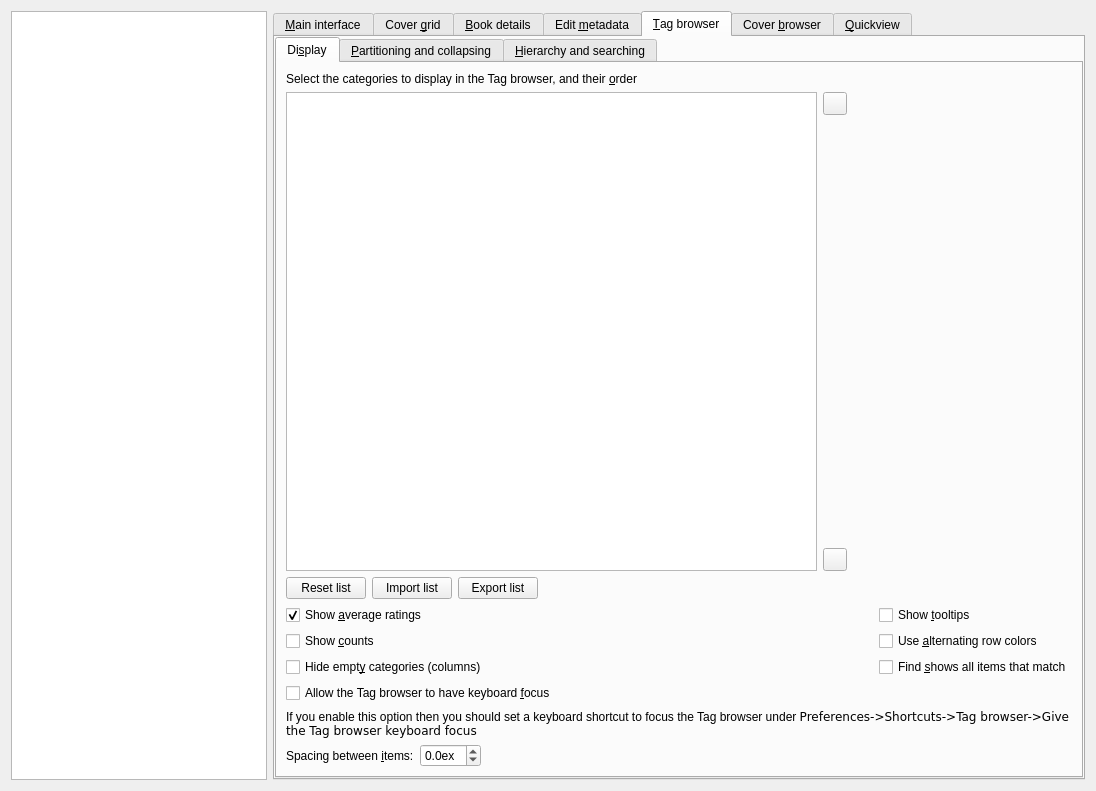
Before: the Qt Designer form src/calibre/gui2/preferences/look_feel.ui in debian-calibre/calibre, drawn with Qt 5.
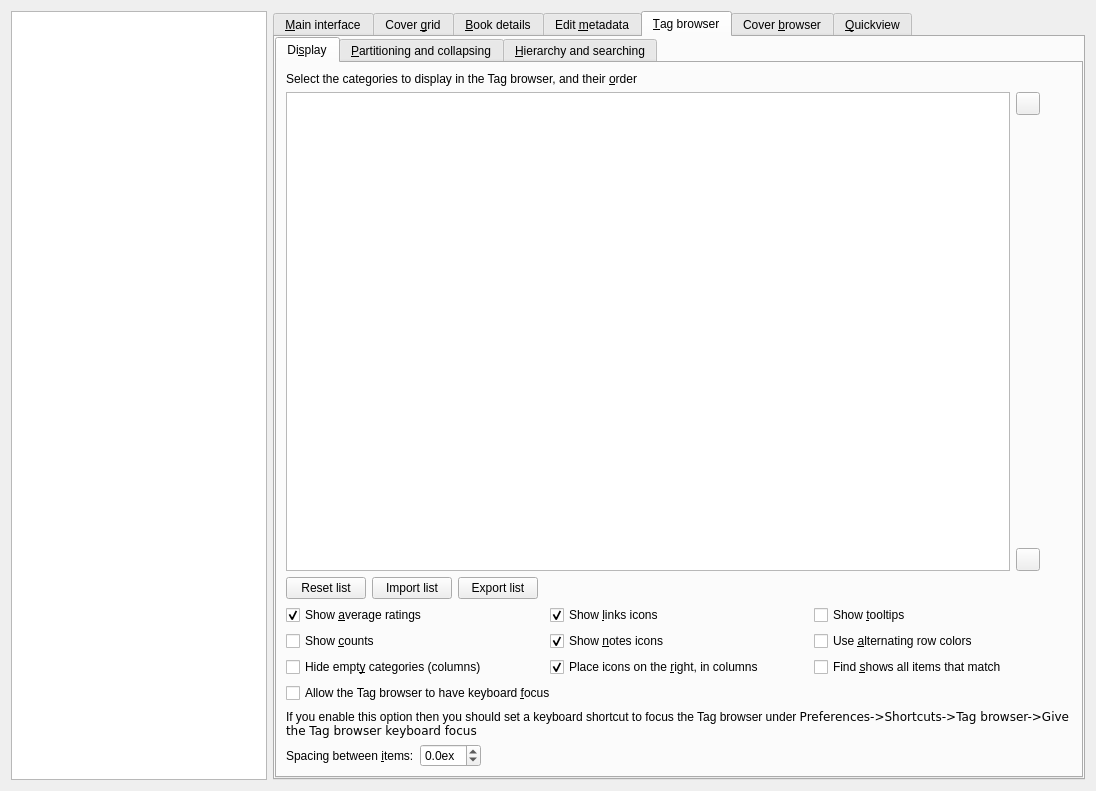
After: the same form once the commit is applied. The open tabs and pages were chosen to show the change. Icons and pictures are not drawn. Custom widgets are drawn as their Qt base class.

```diff
--- a/src/calibre/gui2/preferences/look_feel.ui
+++ b/src/calibre/gui2/preferences/look_feel.ui
@@ -1290,7 +1290,9 @@
           </item>
          </layout>
         </item>
-        <item row="5" column="0">
+        <item row="5" column="0" colspan="3">
+         <layout class="QGridLayout" name="gridlayout_22">
+          <item row="0" column="0">
          <widget class="QCheckBox" name="opt_show_avg_rating">
           <property name="text">
            <string>Show &amp;average ratings</string>
@@ -1300,14 +1302,27 @@
           </property>
          </widget>
         </item>
-        <item row="5" column="2">
+          <item row="0" column="1">
+           <widget class="QCheckBox" name="opt_show_links_in_tag_browser">
+            <property name="text">
+             <string>Show &amp;links icons</string>
+            </property>
+            <property name="toolTip">
+             <string>Show an icon if the item has an attached link</string>
+            </property>
+            <property name="checked">
+             <bool>true</bool>
+            </property>
+           </widget>
+          </item>
+          <item row="0" column="2">
          <widget class="QCheckBox" name="opt_tag_browser_show_tooltips">
           <property name="text">
            <string>Show &amp;tooltips</string>
           </property>
          </widget>
         </item>
-        <item row="6" column="0">
+          <item row="1" column="0">
          <widget class="QCheckBox" name="opt_tag_browser_show_counts">
           <property name="toolTip">
            <string>&lt;p&gt;Show counts for items in the Tag browser. Such as the number of books
@@ -1319,14 +1334,27 @@
           </property>
          </widget>
         </item>
-        <item row="6" column="2">
+          <item row="1" column="1">
+           <widget class="QCheckBox" name="opt_show_notes_in_tag_browser">
+            <property name="text">
+             <string>Show &amp;notes icons</string>
+            </property>
+            <property name="toolTip">
+             <string>Show an icon if the item has an attached note</string>
+            </property>
+            <property name="checked">
+             <bool>true</bool>
+            </property>
+           </widget>
+          </item>
+          <item row="1" column="2">
          <widget class="QCheckBox" name="opt_tag_browser_old_look">
           <property name="text">
            <string>Use &amp;alternating row colors</string>
           </property>
          </widget>
         </item>
-        <item row="7" column="0">
+          <item row="2" column="0">
          <widget class="QCheckBox" name="opt_tag_browser_hide_empty_categories">
           <property name="toolTip">
            <string>&lt;p&gt;When checked, calibre will automatically hide any category
@@ -1339,7 +1367,22 @@
           </property>
          </widget>
         </item>
-        <item row="7" column="2">
+          <item row="2" column="1">
+           <widget class="QCheckBox" name="opt_icons_on_right_in_tag_browser">
+            <property name="text">
+             <string>Place icons on the &amp;right, in columns</string>
+            </property>
+            <property name="toolTip">
+             <string>If checked the notes and links icons will be placed at the right, after
+the count and in columns. If unchecked, the icons will be placed immediately after the text,
+to the left of the count and not in columns.</string>
+            </property>
+            <property name="checked">
+             <bool>true</bool>
+            </property>
+           </widget>
+          </item>
+          <item row="2" column="2">
          <widget class="QCheckBox" name="opt_tag_browser_always_autocollapse">
           <property name="toolTip">
            <string>&lt;p&gt;When checked, Find in the Tag browser will show all items
@@ -1350,6 +1393,8 @@
            <string>Find &amp;shows all items that match</string>
           </property>
          </widget>
+          </item>
+         </layout>
         </item>
         <item row="8" column="0" colspan="3">
          <layout class="QVBoxLayout" name="verticalLayout">
```
Left out of the diff: 7 changed lines with no effect on the pictures. Lines whose indentation alone changed are shown as unchanged.
